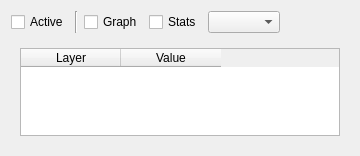
First picture: the form in ui_valuewidgetbase.ui, repository etiennesky/valuetool, before the edit.
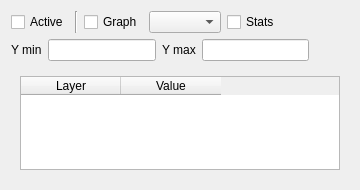
Second picture: the form after the edit.

Commit message: add y min/max selector, disable matplotlib optimizations (too many display bugs)

The edit to the form file:
```diff
--- a/ui_valuewidgetbase.ui
+++ b/ui_valuewidgetbase.ui
@@ -7,7 +7,7 @@
     <x>0</x>
     <y>0</y>
     <width>360</width>
-    <height>156</height>
+    <height>190</height>
    </rect>
   </property>
   <property name="windowTitle">
@@ -40,6 +40,19 @@
        </property>
       </widget>
      </item>
+     <item>
+      <widget class="QComboBox" name="plotSelector">
+       <property name="sizePolicy">
+        <sizepolicy hsizetype="Minimum" vsizetype="Fixed">
+         <horstretch>0</horstretch>
+         <verstretch>0</verstretch>
+        </sizepolicy>
+       </property>
+       <property name="toolTip">
+        <string>Select plotting toolkit</string>
+       </property>
+      </widget>
+     </item>
      <item>
       <widget class="QCheckBox" name="cbxStats">
        <property name="toolTip">
@@ -50,13 +63,6 @@
        </property>
       </widget>
      </item>
-     <item>
-      <widget class="QComboBox" name="plotSelector">
-       <property name="toolTip">
-        <string>Select plotting toolkit</string>
-       </property>
-      </widget>
-     </item>
      <item>
       <spacer name="horizontalSpacer">
        <property name="orientation">
@@ -72,6 +78,48 @@
      </item>
     </layout>
    </item>
+   <item>
+    <widget class="QWidget" name="graphControls" native="true">
+     <layout class="QHBoxLayout" name="horizontalLayout_2">
+      <property name="margin">
+       <number>0</number>
+      </property>
+      <item>
+       <widget class="QLabel" name="label">
+        <property name="text">
+         <string>Y min</string>
+        </property>
+       </widget>
+      </item>
+      <item>
+       <widget class="QLineEdit" name="leYMin"/>
+      </item>
+      <item>
+       <widget class="QLabel" name="label_2">
+        <property name="text">
+         <string>Y max</string>
+        </property>
+       </widget>
+      </item>
+      <item>
+       <widget class="QLineEdit" name="leYMax"/>
+      </item>
+      <item>
+       <spacer name="horizontalSpacer_3">
+        <property name="orientation">
+         <enum>Qt::Horizontal</enum>
+        </property>
+        <property name="sizeHint" stdset="0">
+         <size>
+          <width>40</width>
+          <height>20</height>
+         </size>
+        </property>
+       </spacer>
+      </item>
+     </layout>
+    </widget>
+   </item>
    <item>
     <widget class="QStackedWidget" name="stackedWidget">
      <widget class="QWidget" name="page">
```
The commit also changes 2 other files.
